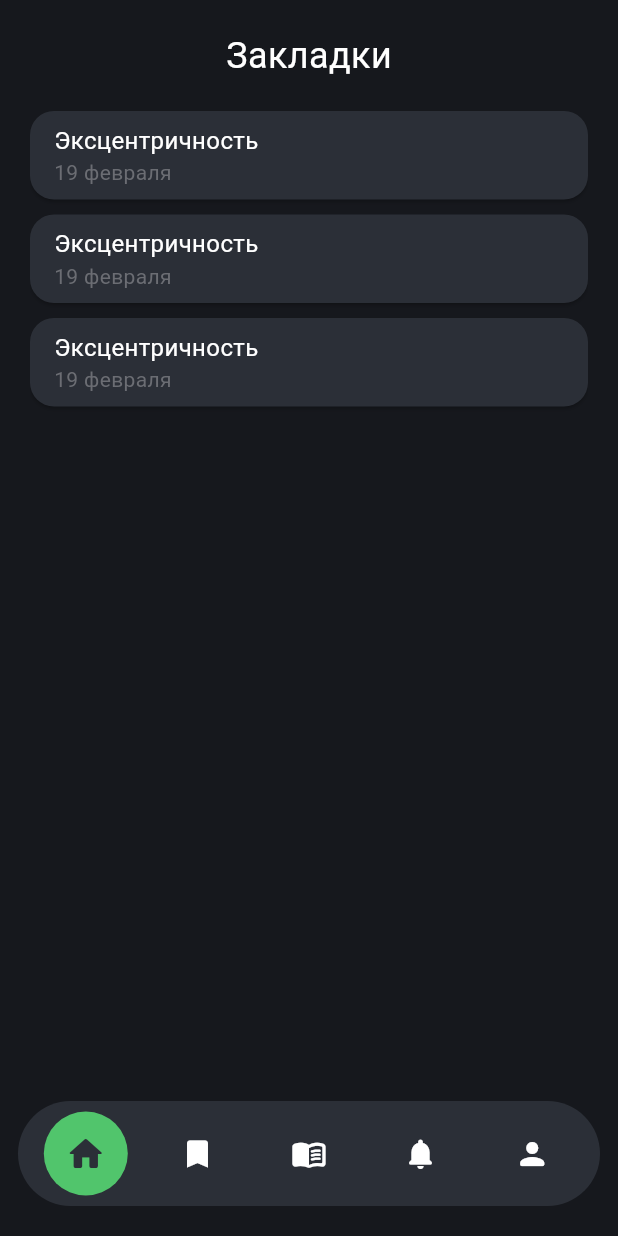
After one commit to BEK23/Sputnik, a Flutter app: the screen it shows after launch, swiped to page 2, on a phone screen of 412 x 824 dp. The commit adds this screen. Run offline on Flutter 3.47's test engine with Material 3 defaults, Android fonts, the phone set to English and light mode, and no system bars; our stand-ins replace get.

Commit message:
add: bookmarks page UI

```diff
--- a/lib/constants/colors.dart
+++ b/lib/constants/colors.dart
@@ -5,6 +5,7 @@ class MColors {
   static HexColor background = HexColor("#16181d");
   static HexColor foreground = HexColor("#2b2f37");
   static HexColor success = HexColor("#51c56c");
+  static HexColor muted = HexColor("#6b6d73");
 }
 
 class HexColor extends Color {
--- a/lib/controllers/home/controller.dart
+++ b/lib/controllers/home/controller.dart
@@ -1,5 +1,6 @@
 import 'package:flutter/material.dart';
 import 'package:get/get.dart';
+import 'package:sputnik/views/bookmarks/bookmarks.dart';
 import 'package:sputnik/views/home/home_page.dart';
 
 class RootLayoutController extends GetxController {
@@ -7,7 +8,8 @@ class RootLayoutController extends GetxController {
   final RxInt currentPage = 0.obs;
 
   List<Widget> pages = [
-    const HomePage()
+    const HomePage(),
+    const BookMarksPage()
   ];
 
   @override
--- /dev/null
+++ b/lib/views/bookmarks/bookmarks.dart
@@ -0,0 +1,78 @@
+import "package:flutter/material.dart";
+import "package:get/get.dart";
+import "package:sputnik/constants/colors.dart";
+import "package:sputnik/controllers/home/controller.dart";
+
+class Mark {
+  String word;
+  String date;
+
+  Mark(this.word, this.date);
+}
+
+class BookMarksPage extends GetView<RootLayoutController> {
+  const BookMarksPage({super.key});
+
+  @override
+  Widget build(BuildContext context) {
+    return CustomScrollView(
+      physics: const BouncingScrollPhysics(),
+      slivers: [
+        SliverList(
+          delegate: SliverChildListDelegate([
+            _buildHeader(),
+            const SizedBox(height: 20),
+            _buildBookMarksList()
+          ]),
+        ),
+      ],
+    );
+  }
+
+  _buildHeader() {
+    return const Center(
+      child: Text(
+        "Закладки",
+        style: TextStyle(fontSize: 24, color: Colors.white),
+      ),
+    );
+  }
+
+  _buildBookMarksList() {
+    final List<Mark> marks = [
+      Mark("Эксцентричность", "19 февраля"),
+      Mark("Эксцентричность", "19 февраля"),
+      Mark("Эксцентричность", "19 февраля"),
+    ];
+
+    return Column(
+      children: List.generate(
+        marks.length,
+        (index) => SizedBox(
+          width: double.infinity,
+          child: Card(
+            color: MColors.foreground,
+            margin: const EdgeInsets.only(bottom: 10),
+            shape: RoundedRectangleBorder(borderRadius: BorderRadius.circular(16)),
+            child: Padding(
+              padding: const EdgeInsets.symmetric(horizontal: 16, vertical: 8),
+              child: Column(
+                crossAxisAlignment: CrossAxisAlignment.start,
+                children: [
+                  Text(
+                    marks[index].word,
+                    style: const TextStyle(color: Colors.white, fontSize: 16),
+                  ),
+                  Text(
+                    marks[index].date,
+                    style: TextStyle(color: MColors.muted),
+                  ),
+                ],
+              ),
+            ),
+          ),
+        ),
+      ),
+    );
+  }
+}
```
